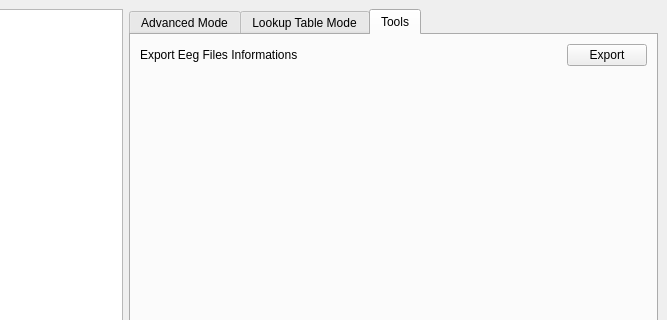
Old version of the form TRCAnonymizer.ui in the repository floriansipp/TRCAnonymizer; both pictures show x 433 to 1100 and y 0 to 320 of the 1100 by 840 pixel window.
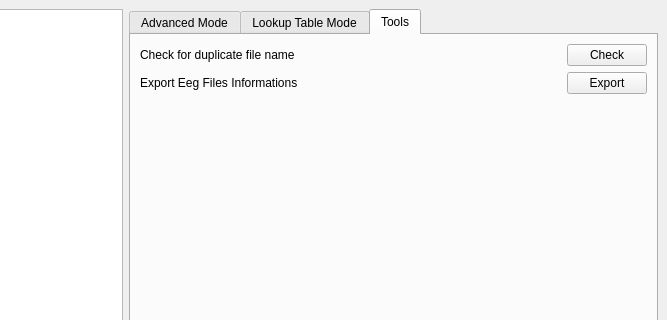
New version of the form. The open tabs and pages were chosen to show the change.

Commit message: Ajout d'un outil de check de nom de fichier en double Refactor

```diff
--- a/TRCAnonymizer.ui
+++ b/TRCAnonymizer.ui
@@ -550,7 +550,38 @@
          <attribute name="title">
           <string>Tools</string>
          </attribute>
-         <layout class="QVBoxLayout" name="verticalLayout_8">
+         <layout class="QVBoxLayout" name="verticalLayout_7">
+          <item>
+           <layout class="QHBoxLayout" name="horizontalLayout_13">
+            <item>
+             <widget class="QLabel" name="label_12">
+              <property name="text">
+               <string>Check for duplicate file name</string>
+              </property>
+             </widget>
+            </item>
+            <item>
+             <spacer name="horizontalSpacer_3">
+              <property name="orientation">
+               <enum>Qt::Horizontal</enum>
+              </property>
+              <property name="sizeHint" stdset="0">
+               <size>
+                <width>40</width>
+                <height>20</height>
+               </size>
+              </property>
+             </spacer>
+            </item>
+            <item>
+             <widget class="QPushButton" name="CheckDuplicateNamePushButton">
+              <property name="text">
+               <string>Check</string>
+              </property>
+             </widget>
+            </item>
+           </layout>
+          </item>
           <item>
            <layout class="QHBoxLayout" name="horizontalLayout_12" stretch="0,0,0">
             <item>
```
The commit also changes 7 other files.
